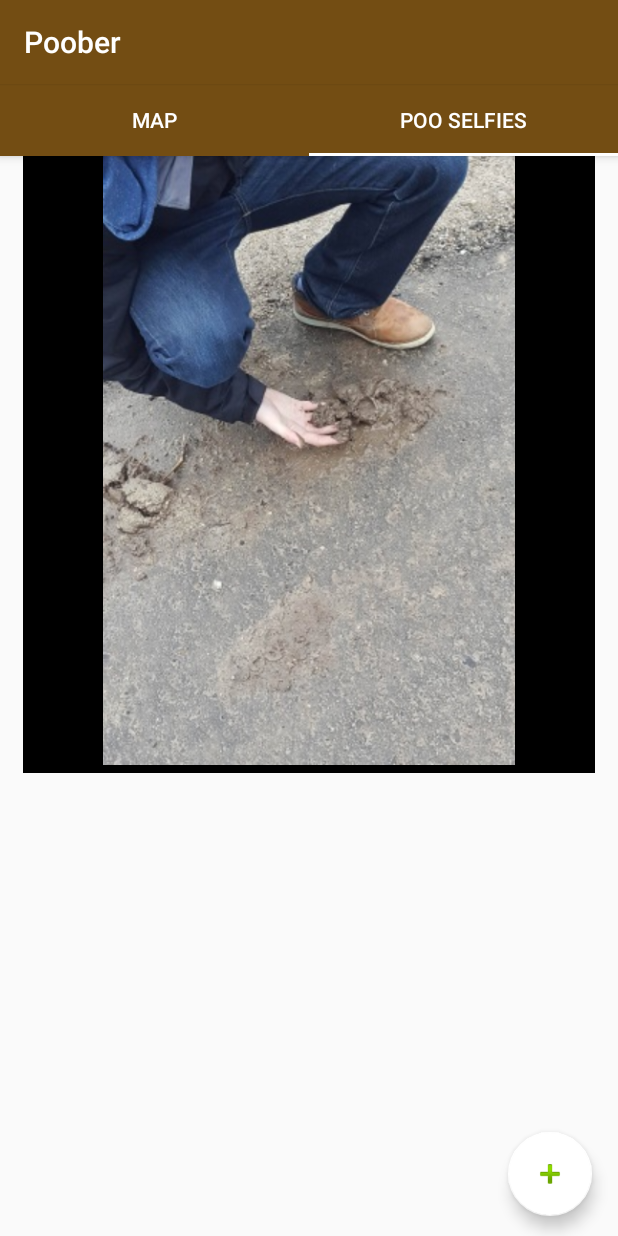
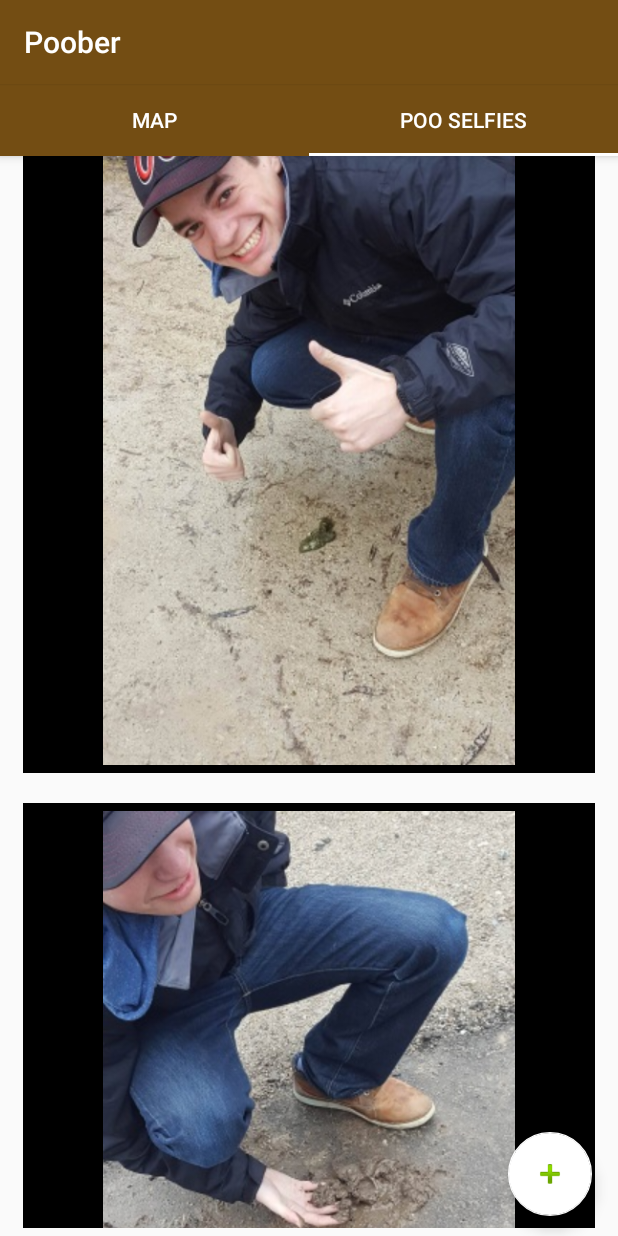
Before and after one commit to George-E/Dog-Uber, an Android app: the MainActivity screen opened directly, with no data from a screen before it, tab 2 chosen, on a phone screen of 412 x 824 dp. Run offline under Robolectric (Android 15) with nearby library versions, the phone set to English and light mode, and no system bars; our stand-ins replace Volley.

Commit message:
Fixed add and delte

```diff
--- a/Android/app/src/main/java/com/redeyesoftware/poober/MainActivity.java
+++ b/Android/app/src/main/java/com/redeyesoftware/poober/MainActivity.java
@@ -43,7 +43,7 @@ public class MainActivity extends AppCompatActivity {
             {
                 //Intent newActivity = new Intent(MainActivity.this, MapsActivity.class);
                 //startActivity(newActivity);
-                NetworkingUtility.post("/addpoo", new String[]{"time","price","description","longitude","latitude","picture"}, new String[]{"555","$5.00","Yolo","40","50",""});
+                NetworkingUtility.post("/addpoo", new String[]{"time","price","description","longitude","latitude","picture"}, new String[]{"55555","$5.00","From my shit-zu", "-80.525226","43.463968",""});
 
             }
         });
--- a/Android/app/src/main/java/com/redeyesoftware/poober/MapFragment.java
+++ b/Android/app/src/main/java/com/redeyesoftware/poober/MapFragment.java
@@ -152,7 +152,7 @@ public class MapFragment extends Fragment  {
             } else {
                 m = googleMap.addMarker(new MarkerOptions()
                         .position(pos)
-                        //.title(money)
+                        .title("POO PICKED")
                         .snippet("Click to Verify!")
                         .icon(BitmapDescriptorFactory.fromBitmap(StringToBitMap(pic)))
                 );
--- a/Android/app/src/main/java/com/redeyesoftware/poober/PickerActivity.java
+++ b/Android/app/src/main/java/com/redeyesoftware/poober/PickerActivity.java
@@ -33,6 +33,8 @@ public class PickerActivity extends AppCompatActivity {
             @Override
             public void onClick(View v) {
                 //DOES WHAT EVER IS NECESSARY NETWORKING WISE
+                NetworkingUtility.post("/deletepoo", new String[]{"time"},new String[]{MapMarkerClickListener.poo.getTime()});
+
                 finish();
             }
         });
--- a/Android/app/src/main/res/layout/activity_picker.xml
+++ b/Android/app/src/main/res/layout/activity_picker.xml
@@ -12,7 +12,6 @@
         android:layout_width="wrap_content"
         android:layout_height="wrap_content"
         android:layout_centerHorizontal="true"
-        android:layout_below="@+id/textView"
         android:layout_marginTop="28dp"
         android:textColor="@color/black"
         android:text="Is This Your Poo?" />
@@ -37,7 +36,7 @@
         android:text="Confirm"
         android:layout_marginBottom="20dp"
         android:layout_alignParentBottom="true"
-        android:layout_alignStart="@+id/pooSelfie" />
+        android:layout_toEndOf="@+id/textView2" />
     <Button
         android:id="@+id/DenyButton"
         android:layout_width="wrap_content"
@@ -46,7 +45,7 @@
         android:layout_marginRight="10dp"
         android:layout_alignBaseline="@+id/AcceptButton"
         android:layout_alignBottom="@+id/AcceptButton"
-        android:layout_alignEnd="@+id/pooSelfie" />
+        android:layout_alignStart="@+id/pooSelfie2" />
 
     <ImageButton
         android:id="@+id/closeButton"
--- a/Android/app/src/main/res/layout/fragment_poo_selfies.xml
+++ b/Android/app/src/main/res/layout/fragment_poo_selfies.xml
@@ -18,7 +18,17 @@
             <ImageView
                 android:padding="5dp"
                 android:background="@color/black"
-                android:id="@+id/imageView"
+                android:layout_width="match_parent"
+                android:layout_height="500dp"
+                android:layout_marginBottom="10dp"
+                android:layout_marginLeft="10dp"
+                android:layout_marginRight="10dp"
+                android:layout_marginTop="10dp"
+                android:src="@drawable/sam0" />
+
+            <ImageView
+                android:padding="5dp"
+                android:background="@color/black"
                 android:layout_width="match_parent"
                 android:layout_height="500dp"
                 android:layout_marginBottom="10dp"
@@ -27,6 +37,50 @@
                 android:layout_marginTop="10dp"
                 android:src="@drawable/sam1" />
 
+            <ImageView
+                android:padding="5dp"
+                android:background="@color/black"
+                android:layout_width="match_parent"
+                android:layout_height="500dp"
+                android:layout_marginBottom="10dp"
+                android:layout_marginLeft="10dp"
+                android:layout_marginRight="10dp"
+                android:layout_marginTop="10dp"
+                android:src="@drawable/sam1" />
+
+            <ImageView
+                android:padding="5dp"
+                android:background="@color/black"
+                android:layout_width="match_parent"
+                android:layout_height="500dp"
+                android:layout_marginBottom="10dp"
+                android:layout_marginLeft="10dp"
+                android:layout_marginRight="10dp"
+                android:layout_marginTop="10dp"
+                android:src="@drawable/sam2" />
+
+            <ImageView
+                android:padding="5dp"
+                android:background="@color/black"
+                android:layout_width="match_parent"
+                android:layout_height="500dp"
+                android:layout_marginBottom="10dp"
+                android:layout_marginLeft="10dp"
+                android:layout_marginRight="10dp"
+                android:layout_marginTop="10dp"
+                android:src="@drawable/sam3" />
+
+            <ImageView
+                android:padding="5dp"
+                android:background="@color/black"
+                android:layout_width="match_parent"
+                android:layout_height="500dp"
+                android:layout_marginBottom="10dp"
+                android:layout_marginLeft="10dp"
+                android:layout_marginRight="10dp"
+                android:layout_marginTop="10dp"
+                android:src="@drawable/sam4" />
+
         </LinearLayout>
     </ScrollView>
 </FrameLayout>
```
